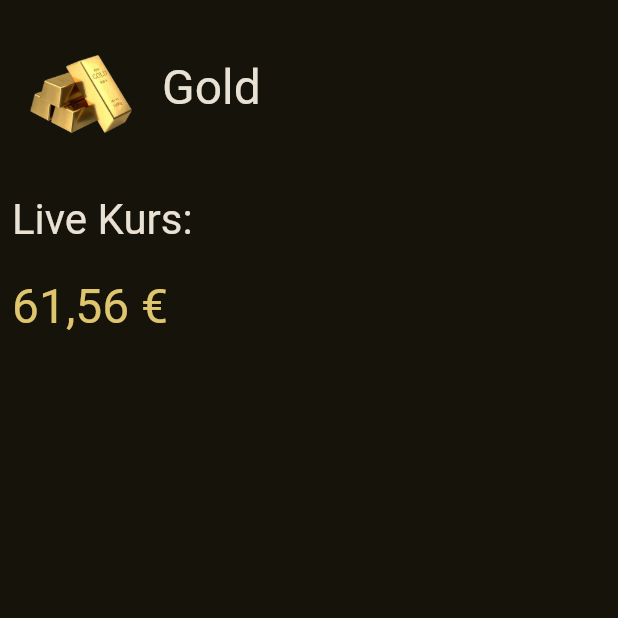
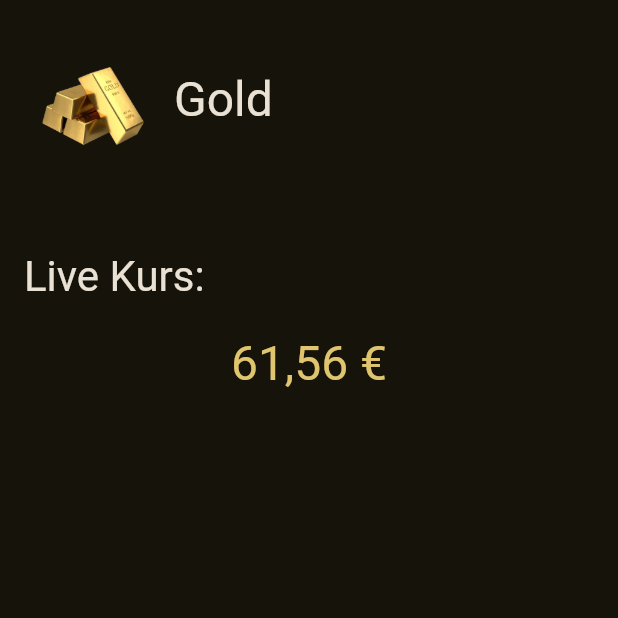
Before and after one commit to tomboto/stream_gold_rate, a Flutter app: the screen it shows after launch, on a phone screen of 412 x 824 dp, the top half of it. Run offline on Flutter 3.47's test engine with Material 3 defaults, Android fonts, the phone set to English and light mode, and no system bars.

Commit message:
Minor UI changes (to check if commit is shown on GitHub)

```diff
--- a/lib/src/features/gold/presentation/gold_screen.dart
+++ b/lib/src/features/gold/presentation/gold_screen.dart
@@ -12,20 +12,22 @@ class GoldScreen extends StatelessWidget {
     return SafeArea(
       child: Scaffold(
         body: Padding(
-          padding: const EdgeInsets.all(8.0),
+          padding: const EdgeInsets.all(16.0),
           child: Column(
             crossAxisAlignment: CrossAxisAlignment.start,
             children: [
               _buildHeader(context),
-              const SizedBox(height: 20),
+              const SizedBox(height: 50),
               Text('Live Kurs:',
                   style: Theme.of(context).textTheme.headlineMedium),
               const SizedBox(height: 20),
-              StreamBuilder(
+              Center(
+                child: StreamBuilder(
                     stream: goldPrice,
                     builder: (context, snapshot) {
                       if (snapshot.hasData &&
-                            snapshot.connectionState == ConnectionState.done ||
+                              snapshot.connectionState ==
+                                  ConnectionState.done ||
                           snapshot.connectionState == ConnectionState.active) {
                         return Text(
                           NumberFormat.simpleCurrency(locale: 'de_DE')
@@ -42,7 +44,8 @@ class GoldScreen extends StatelessWidget {
                       } else {
                         return const Icon(Icons.error);
                       }
-                  })
+                    }),
+              )
             ],
           ),
         ),
```
Lines whose indentation alone changed are shown as unchanged.
